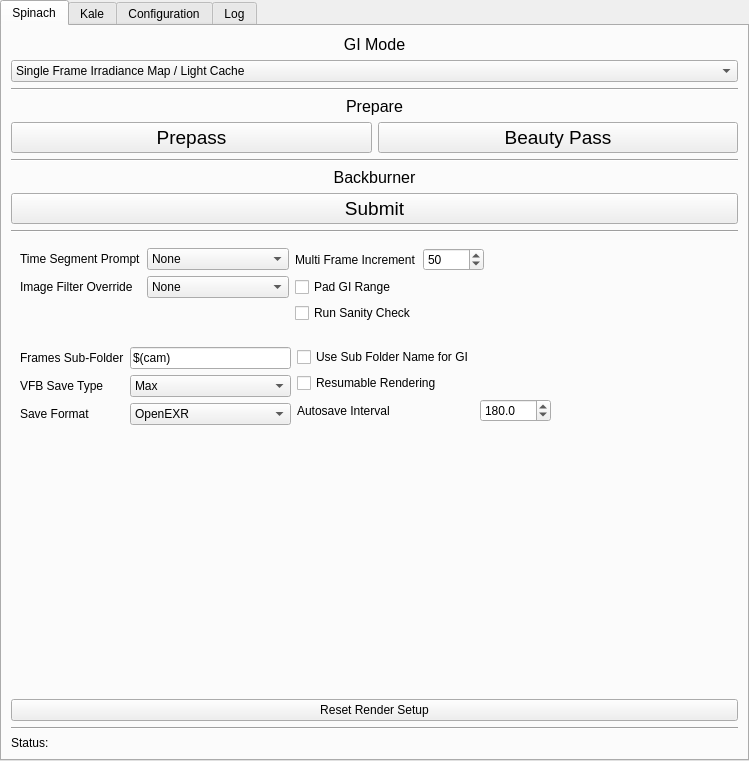
Above: src/renderFarmingMainWidget.ui from stephensmitchell-forks/renderFarming before the change. Below: the same form after it.
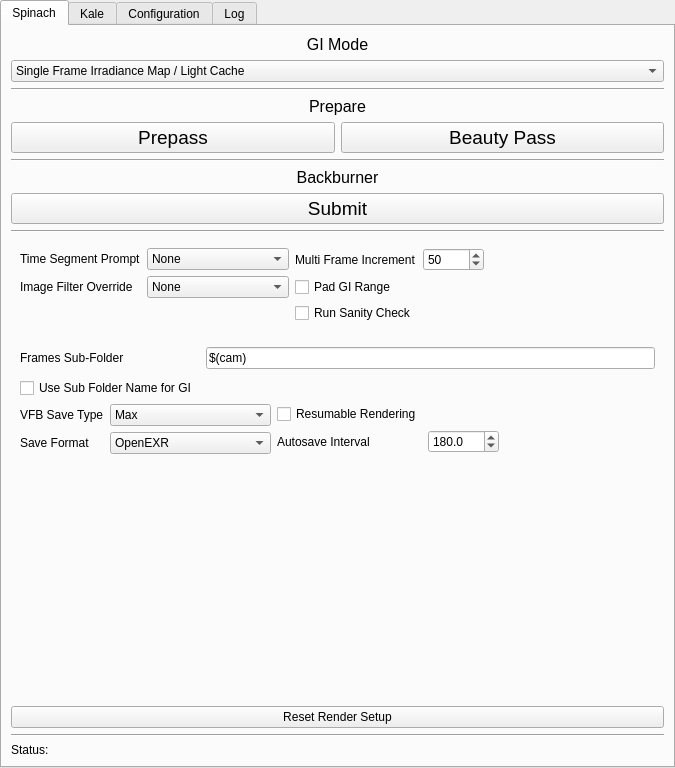
That is the form after the change. Custom widgets are drawn as their Qt base class.

Commit message: Added several More options to the Barn tools

```diff
--- a/src/renderFarmingMainWidget.ui
+++ b/src/renderFarmingMainWidget.ui
@@ -9,8 +9,8 @@
    <rect>
     <x>0</x>
     <y>0</y>
-    <width>749</width>
-    <height>761</height>
+    <width>675</width>
+    <height>768</height>
    </rect>
   </property>
   <property name="windowTitle">
@@ -489,9 +489,15 @@
       </property>
       <layout class="QVBoxLayout" name="verticalLayout_11">
        <item>
-        <layout class="QHBoxLayout" name="sp_frame_buffer_settings_hl">
+        <layout class="QHBoxLayout" name="horizontalLayout_7">
          <item>
-          <layout class="QFormLayout" name="formLayout_9">
+          <layout class="QFormLayout" name="formLayout_4">
+           <property name="horizontalSpacing">
+            <number>9</number>
+           </property>
+           <property name="verticalSpacing">
+            <number>9</number>
+           </property>
            <item row="0" column="0">
             <widget class="QLabel" name="label_frames_sub_folder">
              <property name="text">
@@ -504,6 +510,18 @@
            </item>
            <item row="0" column="1">
             <widget class="QLineEdit" name="sp_frm_subFolder_le">
+             <property name="minimumSize">
+              <size>
+               <width>0</width>
+               <height>0</height>
+              </size>
+             </property>
+             <property name="baseSize">
+              <size>
+               <width>0</width>
+               <height>0</height>
+              </size>
+             </property>
              <property name="toolTip">
               <string>&lt;html&gt;&lt;head/&gt;&lt;body&gt;&lt;p&gt;The sub-folder in the frames directory that the shot will render it's frames to.  The token &amp;quot;$(cam)&amp;quot; inserts the name of the current camera.&lt;/p&gt;&lt;/body&gt;&lt;/html&gt;</string>
              </property>
@@ -513,16 +531,27 @@
             </widget>
            </item>
            <item row="1" column="0">
-            <widget class="QLabel" name="label_vfb_save_type">
+            <widget class="QCheckBox" name="sp_sub_fold_name_gi_ckbx">
+             <property name="enabled">
+              <bool>true</bool>
+             </property>
+             <property name="toolTip">
+              <string>&lt;html&gt;&lt;head/&gt;&lt;body&gt;&lt;p&gt;Changes the name of the GI file to match the specified sub-folder name to prevent naming conflicts.&lt;/p&gt;&lt;/body&gt;&lt;/html&gt;</string>
+             </property>
              <property name="text">
-              <string>VFB Save Type</string>
-             </property>
-             <property name="buddy">
-              <cstring>sp_vfb_type_cmbx</cstring>
+              <string>Use Sub Folder Name for GI</string>
              </property>
             </widget>
            </item>
-           <item row="1" column="1">
+          </layout>
+         </item>
+        </layout>
+       </item>
+       <item>
+        <layout class="QHBoxLayout" name="sp_frame_buffer_settings_hl">
+         <item>
+          <layout class="QFormLayout" name="formLayout_9">
+           <item row="0" column="1">
             <widget class="QComboBox" name="sp_vfb_type_cmbx">
              <property name="toolTip">
               <string>&lt;html&gt;&lt;head/&gt;&lt;body&gt;&lt;p&gt;Changes whether the image is rendered using the Max Frame Buffer or the VRay Frame Buffer. This changes how the images will be saved and what they will be named.  &lt;/p&gt;&lt;/body&gt;&lt;/html&gt;</string>
@@ -539,17 +568,7 @@
              </item>
             </widget>
            </item>
-           <item row="2" column="0">
-            <widget class="QLabel" name="label_save_format">
-             <property name="text">
-              <string>Save Format</string>
-             </property>
-             <property name="buddy">
-              <cstring>sp_file_format_cmbx</cstring>
-             </property>
-            </widget>
-           </item>
-           <item row="2" column="1">
+           <item row="1" column="1">
             <widget class="QComboBox" name="sp_file_format_cmbx">
              <property name="toolTip">
               <string>&lt;html&gt;&lt;head/&gt;&lt;body&gt;&lt;p&gt;The File Format to render with.  Disabled while using the Max Frame Buffer.&lt;/p&gt;&lt;/body&gt;&lt;/html&gt;</string>
@@ -574,6 +593,26 @@
              </item>
             </widget>
            </item>
+           <item row="0" column="0">
+            <widget class="QLabel" name="label_vfb_save_type">
+             <property name="text">
+              <string>VFB Save Type</string>
+             </property>
+             <property name="buddy">
+              <cstring>sp_vfb_type_cmbx</cstring>
+             </property>
+            </widget>
+           </item>
+           <item row="1" column="0">
+            <widget class="QLabel" name="label_save_format">
+             <property name="text">
+              <string>Save Format</string>
+             </property>
+             <property name="buddy">
+              <cstring>sp_file_format_cmbx</cstring>
+             </property>
+            </widget>
+           </item>
           </layout>
          </item>
          <item>
@@ -623,19 +662,6 @@
              </property>
             </widget>
            </item>
-           <item row="0" column="0">
-            <widget class="QCheckBox" name="sp_sub_fold_name_gi_ckbx">
-             <property name="enabled">
-              <bool>true</bool>
-             </property>
-             <property name="toolTip">
-              <string>&lt;html&gt;&lt;head/&gt;&lt;body&gt;&lt;p&gt;Changes the name of the GI file to match the specified sub-folder name to prevent naming conflicts.&lt;/p&gt;&lt;/body&gt;&lt;/html&gt;</string>
-             </property>
-             <property name="text">
-              <string>Use Sub Folder Name for GI</string>
-             </property>
-            </widget>
-           </item>
           </layout>
          </item>
          <item>
```
Left out of the diff: 5 changed lines with no effect on the pictures. The commit also changes 2 other files.
